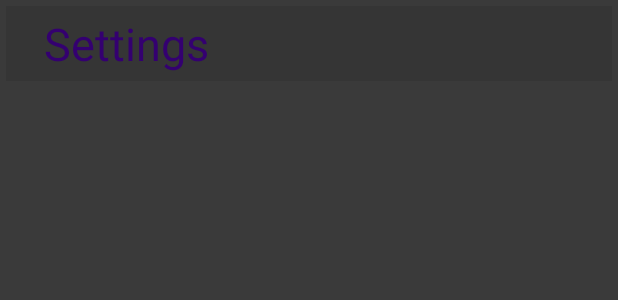
After one commit to shadow85926/Seizure_Alert, an Android app: the layout settings_screen.xml on its own in the app's theme, with its tools: preview values and no code run, on a phone screen of 412 x 824 dp. The commit adds this screen. Shown: the top 300 px of the screen. Run offline under Robolectric (Android 15) with nearby library versions, the phone set to English and light mode, and no system bars.

```diff
--- /dev/null
+++ b/app/src/main/res/layout/settings_screen.xml
@@ -0,0 +1,41 @@
+<?xml version="1.0" encoding="utf-8"?>
+<RelativeLayout xmlns:android="http://schemas.android.com/apk/res/android"
+    android:layout_width="match_parent"
+    android:layout_height="match_parent"
+    android:background="@color/colorPrimary">
+
+    <ScrollView
+        android:layout_width="match_parent"
+        android:layout_height="match_parent"
+        android:fillViewport="true">
+
+        <LinearLayout
+            android:layout_width="match_parent"
+            android:layout_height="wrap_content"
+            android:orientation="vertical"
+            android:padding="4dp"
+            >
+
+            <TextView
+                android:layout_width="match_parent"
+                android:layout_height="50dp"
+                android:background="@color/colorPrimaryDark"
+                android:text="@string/settings_Heaer"
+                android:textSize="30sp"
+                android:textColor="@color/colorAccent"
+                android:gravity="center_vertical"
+                android:paddingLeft="25dp"
+                />
+
+            <Space
+                android:layout_width="match_parent"
+                android:layout_height="15dp" />
+
+            <TextView
+                android:layout_width="match_parent"
+                android:layout_height="wrap_content" />
+
+
+        </LinearLayout>
+    </ScrollView>
+</RelativeLayout>
--- a/app/src/main/res/layout/splash_screen.xml
+++ b/app/src/main/res/layout/splash_screen.xml
@@ -29,7 +29,7 @@
                 android:layout_width="match_parent"
                 android:layout_height="wrap_content"
                 android:text="Welcome to Seizure Alert"
-                android:textSize="35sp"
+                android:textSize="30sp"
                 android:textColor="@color/colorAccent"
                 android:gravity="center"/>
 
--- a/app/src/main/res/values/strings.xml
+++ b/app/src/main/res/values/strings.xml
@@ -7,4 +7,5 @@
     <string name="first_Screen_Enter_Button">Enter</string>
     <string name="title_seizureAlert" />
     <string name="filter_title_viewseizureAlert" />
+    <string name="settings_Heaer">Settings</string>
 </resources>
```
Also changed, not shown: app/src/main/AndroidManifest.xml (+4 -3 lines), app/src/main/java/com/shadowappdev/seizurealert/Check.java (added, +57 -0 lines), app/src/main/java/com/shadowappdev/seizurealert/HomeScreen.java (+28 -19 lines), app/src/main/java/com/shadowappdev/seizurealert/MainActivity.java (+23 -3 lines), app/src/main/java/com/shadowappdev/seizurealert/Settings.java (added, +14 -0 lines), app/src/main/java/com/shadowappdev/seizurealert/SharedPreferences.java (deleted, +0 -15 lines), app/src/main/java/com/shadowappdev/seizurealert/SplashScreen.java (+13 -0 lines), app/src/main/res/layout/check.xml (added, +7 -0 lines), app/src/main/res/layout/home_screen.xml (+17 -3 lines).
